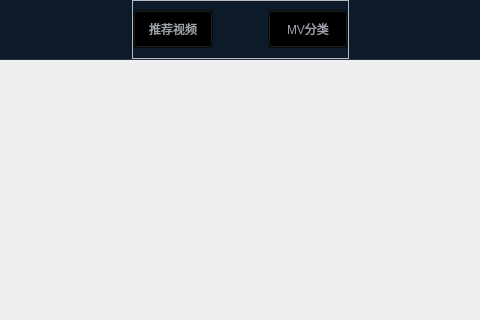
huizhang556/pc-video-player, file VideoPlayer/mainwidget/videosmv/MainVideoMv.ui: the form before one commit; both pictures show x 345 to 825 and y 0 to 320 of the 1170 by 438 pixel window.
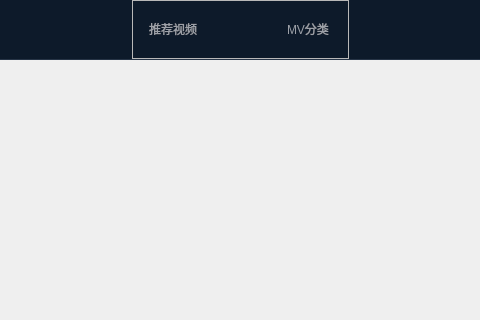
The form after the commit.

Diff of the .ui file:
```diff
--- a/VideoPlayer/mainwidget/videosmv/MainVideoMv.ui
+++ b/VideoPlayer/mainwidget/videosmv/MainVideoMv.ui
@@ -134,6 +134,7 @@
                   <string notr="true">QPushButton
 {
 color: #9da1a8;
+border: none;
 background-color: transparent;
 font: bold 12pt &quot;Microsoft YaHei UI&quot;;
 }
@@ -188,6 +189,7 @@
                   <string notr="true">QPushButton
 {
 color: #9da1a8;
+border: none;
 background-color: transparent;
 font: bold 12pt &quot;Microsoft YaHei UI&quot;;
 }
```
